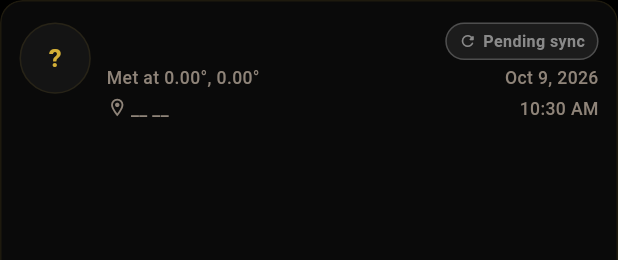
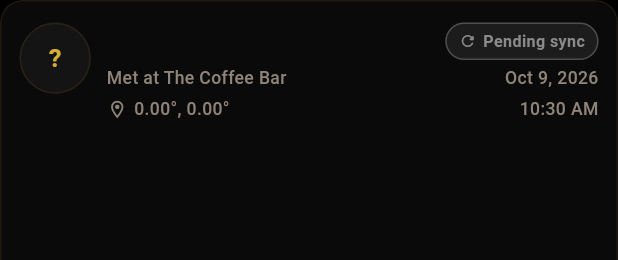
Before and after one commit to zakariya-codesorbit/fumble, a Flutter app: the ConnectionTile widget shown alone on an empty page, opened directly with empty values, on a phone screen of 412 x 824 dp. Shown: the top 260 px of the screen. Run offline on Flutter 3.47's test engine with Material 3 defaults, Android fonts, the phone set to English and light mode, and no system bars; our stand-ins replace cached_network_image, cloud_firestore, connectivity_plus, country_code_picker, firebase_analytics, firebase_auth and 16 more; missing offline and left inert: encrypt, firebase_app_check, mobile_scanner; accounts and stored records are empty; Roboto replaces fonts that are missing (SF Pro Display).

Commit message:
connection screen updated

```diff
--- a/lib/utils/constant.dart
+++ b/lib/utils/constant.dart
@@ -92,6 +92,8 @@ abstract final class AppConstant {
   static const String fumbledOn = 'Fumbled';
   static const String metAtPrefix = 'Met at';
   static String metAt(String place) => '$metAtPrefix $place';
+  /// Placeholder subtitle on connection tiles until place copy is finalized.
+  static const String metAtCoffeeBar = 'Met at The Coffee Bar';
   static const String dataNotFound = 'No connections yet';
 
   static const String scannerHint = 'Point your camera at their Fumble code.';
--- a/lib/view/screens/connections_screen/components/connection_tile.dart
+++ b/lib/view/screens/connections_screen/components/connection_tile.dart
@@ -1,5 +1,4 @@
 import 'package:flutter/material.dart';
-import 'package:fumble/view/widgets/extention/widget_extension.dart';
 import 'package:intl/intl.dart';
 
 import 'package:fumble/data/models/connection.dart';
@@ -72,19 +71,15 @@ class _ConnectionTileState extends State<ConnectionTile> {
     setState(() => _offset = 0);
   }
 
-  String _metAtText(Connection connection) {
+  String _fumbleLocationText(Connection connection) {
     final saved = connection.fumblePlace?.trim();
-    if (saved != null && saved.isNotEmpty) {
-      return AppConstant.metAt(saved);
-    }
+    if (saved != null && saved.isNotEmpty) return saved;
     if (_placeLabel != null && _placeLabel!.trim().isNotEmpty) {
-      return AppConstant.metAt(_placeLabel!.trim());
+      return _placeLabel!.trim();
     }
     final loc = connection.fumbleLocation;
-    if (loc == null) return AppConstant.metAt('__ __');
-    return AppConstant.metAt(
-      '${loc.latitude.toStringAsFixed(2)}°, ${loc.longitude.toStringAsFixed(2)}°',
-    );
+    if (loc == null) return '—';
+    return '${loc.latitude.toStringAsFixed(2)}°, ${loc.longitude.toStringAsFixed(2)}°';
   }
 
   @override
@@ -92,12 +87,10 @@ class _ConnectionTileState extends State<ConnectionTile> {
     final connection = widget.connection;
     final date = DateFormat('MMM d, yyyy').format(connection.fumbledAt);
     final time = DateFormat('h:mm a').format(connection.fumbledAt);
-    final userLocation = connection.location?.trim().isNotEmpty == true
-        ? connection.location!.trim()
-        : '__ __';
     final note = connection.note?.trim() ?? '';
     final badge = _syncBadge(connection.syncStatus);
     final canDelete = widget.onDeleteTap != null;
+    final place = _fumbleLocationText(connection);
 
     return ClipRRect(
       borderRadius: BorderRadius.circular(15),
@@ -191,15 +184,15 @@ class _ConnectionTileState extends State<ConnectionTile> {
                                 ],
                               ),
                               4.height,
-                              _DetailRow(
-                                leading: _metAtText(connection),
+                              _MetaRow(
+                                leading: AppConstant.metAtCoffeeBar,
                                 trailing: date,
                               ),
                               4.height,
-                              _DetailRow(
-                                isLocation: true,
-                                leading: userLocation,
+                              _MetaRow(
+                                leading: place,
                                 trailing: time,
+                                showLocationIcon: true,
                               ),
                             ],
                           ),
@@ -228,48 +221,39 @@ class _ConnectionTileState extends State<ConnectionTile> {
   }
 }
 
-class _DetailRow extends StatelessWidget {
-  const _DetailRow({
+class _MetaRow extends StatelessWidget {
+  const _MetaRow({
     required this.leading,
     required this.trailing,
-    this.isLocation,
+    this.showLocationIcon = false,
   });
 
   final String leading;
   final String trailing;
-  final bool? isLocation;
-
-  static const _style = (
-    fontSize: 12.0,
-    fontWeight: AppStyle.w500,
-    color: AppColors.tertiaryText,
-  );
+  final bool showLocationIcon;
 
   @override
   Widget build(BuildContext context) {
     return Row(
-      crossAxisAlignment: CrossAxisAlignment.start,
       children: [
-        if (isLocation == true)
-          Icon(
-            AppIcons.location,
-            size: 14,
-            color: AppColors.tertiaryText,
-          ).paddingOnly(right: 2.w),
+        if (showLocationIcon) ...[
+          Icon(AppIcons.location, size: 14, color: AppColors.tertiaryText),
+          4.width,
+        ],
         Expanded(
           child: leading.toText(
-            fontSize: _style.fontSize,
-            fontWeight: _style.fontWeight,
-            color: _style.color,
+            fontSize: 12,
+            fontWeight: AppStyle.w500,
+            color: AppColors.tertiaryText,
             maxLine: 1,
             overflow: TextOverflow.ellipsis,
           ),
         ),
         8.width,
         trailing.toText(
-          fontSize: _style.fontSize,
-          fontWeight: _style.fontWeight,
-          color: _style.color,
+          fontSize: 12,
+          fontWeight: AppStyle.w500,
+          color: AppColors.tertiaryText,
         ),
       ],
     );
```
